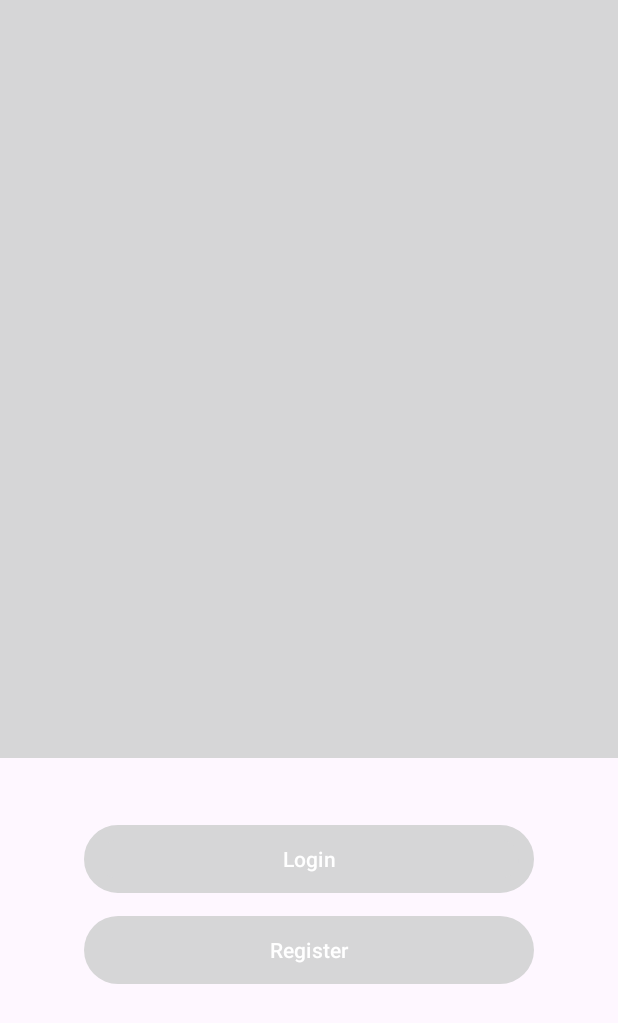
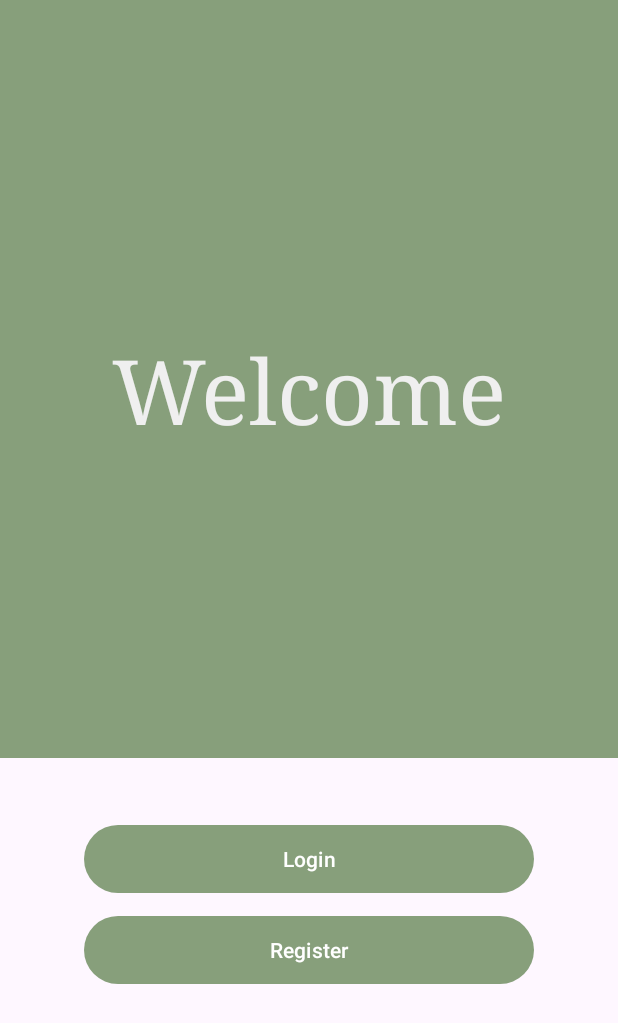
Before and after one commit to Haru126/CodeFest, an Android app: the screen it shows after launch (MainActivity), on a phone screen of 412 x 824 dp. Shown: the top 1023 px of the screen. Run offline under Robolectric (Android 15) with nearby library versions, the phone set to English and light mode, and no system bars.

Commit message:
Update 5 (UI)

```diff
--- a/app/src/main/res/drawable/green_background.xml
+++ b/app/src/main/res/drawable/green_background.xml
@@ -2,7 +2,7 @@
 <shape xmlns:android="http://schemas.android.com/apk/res/android"
     android:shape="rectangle">
     <solid
-android:color="@color/MainGreen"/>
+        android:color="@color/MainGreen"/>
 
 
 </shape>
--- a/app/src/main/res/layout/activity_main.xml
+++ b/app/src/main/res/layout/activity_main.xml
@@ -16,7 +16,18 @@
         android:layout_centerHorizontal="true"
         android:background="@drawable/green_background"/>
 
+    <!-- ****** LABEL ***** -->
 
+    <TextView
+        android:id="@+id/TextLabel"
+        android:layout_width="wrap_content"
+        android:layout_height="wrap_content"
+        android:layout_centerHorizontal="true"
+        android:fontFamily="serif"
+        android:layout_marginTop="220dp"
+        android:text="Welcome"
+        android:textColor="@color/MainWhite"
+        android:textSize="60dp" />
 
     <!-- ****** LOGIN BUTTON ***** -->
 
@@ -27,7 +38,7 @@
         android:onClick="LoginBtn"
         android:text="Login"
         android:layout_centerHorizontal="true"
-        android:background="@drawable/border_button"
+        android:background="@drawable/main_button"
         android:layout_marginTop="550dp"
         />
 
--- a/app/src/main/res/values/colors.xml
+++ b/app/src/main/res/values/colors.xml
@@ -1,5 +1,6 @@
 <?xml version="1.0" encoding="utf-8"?>
 <resources>
     <color name="black">#FF000000</color>
-    <color name="white">#FFFFFFFF</color>
+    <color name="MainWhite">#EFEFEF</color>
+    <color name="MainGreen">#879F7B</color>
 </resources>
```
Also changed, not shown: app/src/main/res/layout/activity_register.xml (+104 -2 lines).
